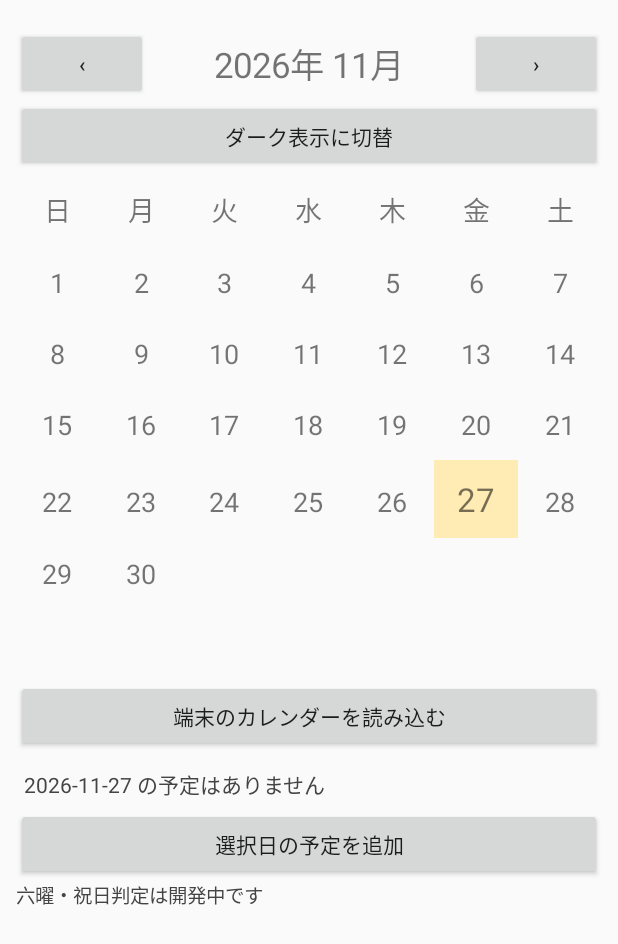
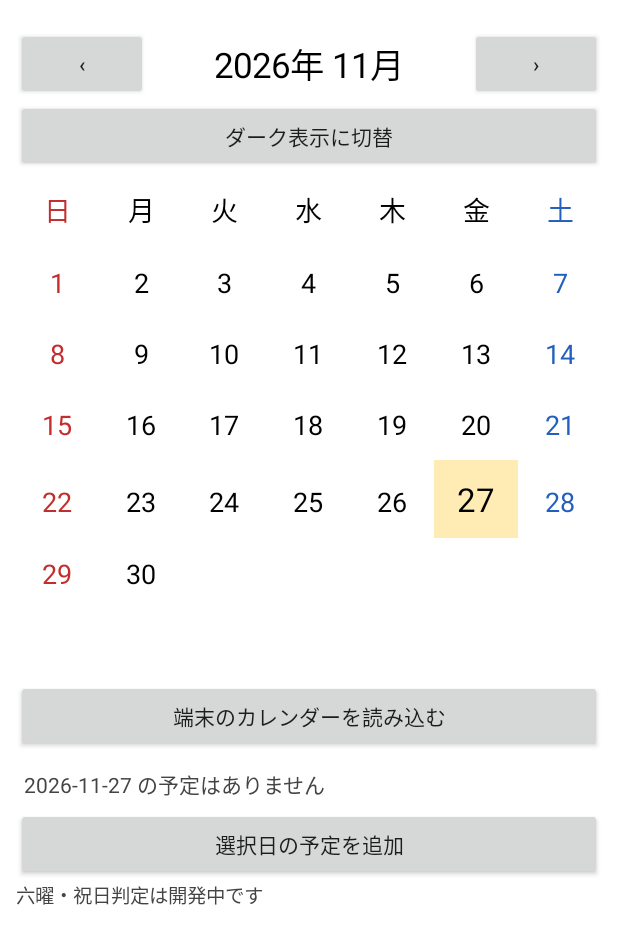
Before and after one commit to kurenn46-max/night-calendar-, an Android app: the screen it shows after launch (MainActivity), on a phone screen of 412 x 824 dp. Shown: the top 944 px of the screen. Run offline under Robolectric (Android 15) with nearby library versions, the phone set to English and light mode, and no system bars.

Commit message:
fix(calendar): avoid Android View Drawable property shadowing theme colors

```diff
--- a/app/src/main/java/com/nightcalendar/MainActivity.kt
+++ b/app/src/main/java/com/nightcalendar/MainActivity.kt
@@ -29,9 +29,9 @@ class MainActivity : Activity() {
     private lateinit var eventButtons: LinearLayout
     private val japanese = Locale.JAPAN
     private var dark = false
-    private val foreground get() = if (dark) Color.rgb(235, 235, 235) else Color.BLACK
-    private val secondary get() = if (dark) Color.rgb(190, 190, 190) else Color.DKGRAY
-    private val background get() = if (dark) Color.rgb(24, 24, 28) else Color.WHITE
+    private val nightForegroundColor get() = if (dark) Color.rgb(235, 235, 235) else Color.BLACK
+    private val nightSecondaryColor get() = if (dark) Color.rgb(190, 190, 190) else Color.DKGRAY
+    private val nightBackgroundColor get() = if (dark) Color.rgb(24, 24, 28) else Color.WHITE
 
     override fun onCreate(savedInstanceState: Bundle?) {
         super.onCreate(savedInstanceState)
@@ -46,14 +46,14 @@ class MainActivity : Activity() {
         val root = LinearLayout(this).apply {
             orientation = LinearLayout.VERTICAL
             setPadding(16, 28, 16, 12)
-            setBackgroundColor(background)
+            setBackgroundColor(nightBackgroundColor)
         }
         val navigation = LinearLayout(this).apply { gravity = Gravity.CENTER_VERTICAL }
         val previous = Button(this).apply { text = "‹"; setOnClickListener { moveMonth(-1) } }
         heading = TextView(this).apply {
             textSize = 23f
             gravity = Gravity.CENTER
-            setTextColor(foreground)
+            setTextColor(nightForegroundColor)
         }
         val next = Button(this).apply { text = "›"; setOnClickListener { moveMonth(1) } }
         navigation.addView(previous)
@@ -79,7 +79,7 @@ class MainActivity : Activity() {
         })
         eventSummary = TextView(this).apply {
             textSize = 14f
-            setTextColor(secondary)
+            setTextColor(nightSecondaryColor)
             setPadding(8, 16, 8, 8)
         }
         root.addView(eventSummary)
@@ -100,7 +100,7 @@ class MainActivity : Activity() {
         root.addView(TextView(this).apply {
             text = "六曜・祝日判定は開発中です"
             textSize = 13f
-            setTextColor(secondary)
+            setTextColor(nightSecondaryColor)
         })
         setContentView(root)
         render()
@@ -181,7 +181,7 @@ class MainActivity : Activity() {
             setTextColor(when (column) {
                 0 -> if (dark) Color.rgb(255, 145, 145) else Color.rgb(195, 45, 45)
                 6 -> if (dark) Color.rgb(145, 185, 255) else Color.rgb(35, 95, 190)
-                else -> foreground
+                else -> nightForegroundColor
             })
             if (today) setBackgroundColor(if (dark) Color.rgb(90, 65, 20) else Color.rgb(255, 235, 180))
             else if (date != null && date == selectedDate) setBackgroundColor(if (dark) Color.rgb(35, 55, 90) else Color.rgb(220, 235, 255))
```
